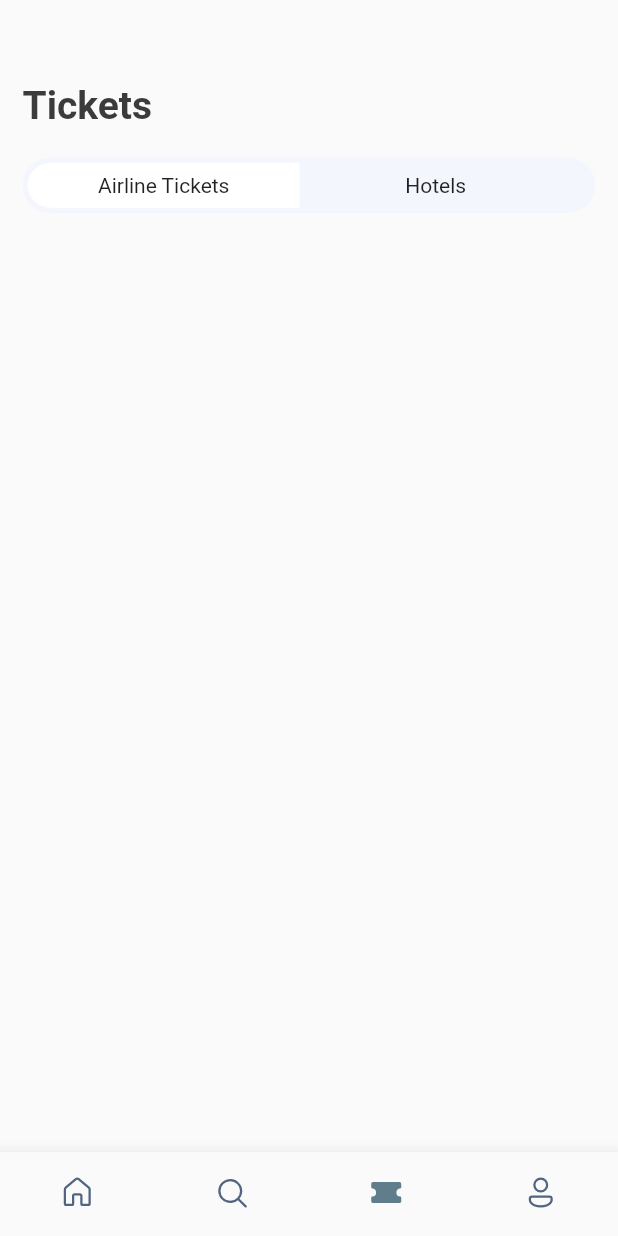
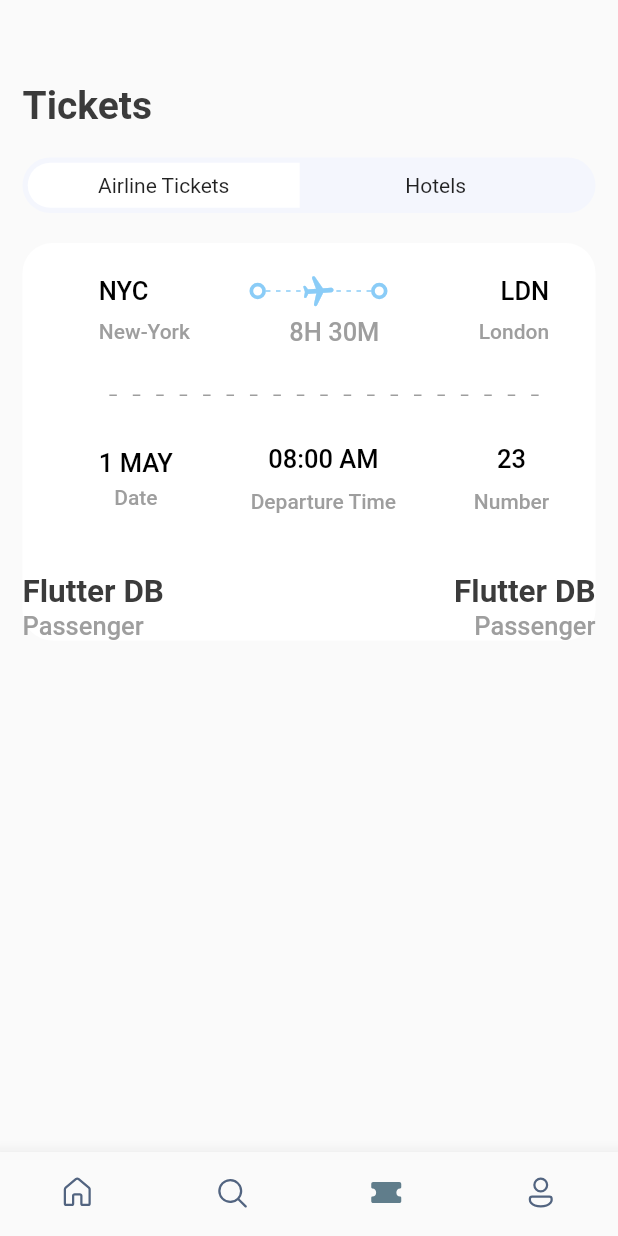
Before and after one commit to Fluttery-Dev/Ticket_App, a Flutter app: the screen it shows after launch, item 3 of the bottom bar chosen, on a phone screen of 412 x 824 dp. Run offline on Flutter 3.47's test engine with Material 2 defaults, Android fonts, the phone set to English and light mode, and no system bars; our stand-ins replace fluentui_icons, gap, get.

Commit message:
Issue in Tickets screen

```diff
--- a/lib/Screens/ticket_screen.dart
+++ b/lib/Screens/ticket_screen.dart
@@ -4,7 +4,9 @@ import 'package:flutter/src/widgets/placeholder.dart';
 import 'package:gap/gap.dart';
 import 'package:ticket_booking/util/app_layout.dart';
 import 'package:ticket_booking/util/app_styles.dart';
+import 'package:ticket_booking/util/app_util.dart';
 import 'package:ticket_booking/widgets/tab_button.dart';
+import 'package:ticket_booking/widgets/ticket_view.dart';
 
 class TicketScreen extends StatelessWidget {
   const TicketScreen({super.key});
@@ -12,6 +14,7 @@ class TicketScreen extends StatelessWidget {
   @override
   Widget build(BuildContext context) {
     return ListView(
+      scrollDirection: Axis.vertical,
       padding: EdgeInsets.all(AppLayout.getHeight(15)),
       children: [
         Gap(
@@ -25,6 +28,52 @@ class TicketScreen extends StatelessWidget {
           AppLayout.getHeight(20),
         ),
         const TabButton(text1: 'Upcoming', text2: 'Previous'),
+        Gap(AppLayout.getHeight(20)),
+        Container(
+          decoration: BoxDecoration(
+              color: Colors.white, borderRadius: BorderRadius.circular(20)),
+          width: AppLayout.getScreenWidth() * 0.85,
+          child: Column(
+            children: [
+              TicketView(
+                ticket: ticketList[0],
+                isColored: false,
+              ),
+              Gap(AppLayout.getHeight(20)),
+              Row(
+                mainAxisAlignment: MainAxisAlignment.spaceBetween,
+                children: [
+                  Column(
+                    crossAxisAlignment: CrossAxisAlignment.start,
+                    children: [
+                      Text(
+                        "Flutter DB",
+                        style: Styles.headLineStyle2,
+                      ),
+                      Text(
+                        "Passenger",
+                        style: Styles.headLineStyle3,
+                      ),
+                    ],
+                  ),
+                  Column(
+                    crossAxisAlignment: CrossAxisAlignment.end,
+                    children: [
+                      Text(
+                        "Flutter DB",
+                        style: Styles.headLineStyle2,
+                      ),
+                      Text(
+                        "Passenger",
+                        style: Styles.headLineStyle3,
+                      ),
+                    ],
+                  ),
+                ],
+              )
+            ],
+          ),
+        ),
       ],
     );
   }
--- a/lib/widgets/dotted_lines.dart
+++ b/lib/widgets/dotted_lines.dart
@@ -4,7 +4,12 @@ import '../util/app_layout.dart';
 class DottedLines extends StatelessWidget {
   final double width;
   final double space;
-  const DottedLines({super.key, required this.width, required this.space});
+  final Color color;
+  const DottedLines(
+      {super.key,
+      required this.width,
+      required this.space,
+      this.color = Colors.white});
 
   @override
   Widget build(BuildContext context) {
@@ -19,8 +24,7 @@ class DottedLines extends StatelessWidget {
             (index) => SizedBox(
               height: AppLayout.getHeight(1),
               width: AppLayout.getWidth(width),
-              child: const DecoratedBox(
-                  decoration: BoxDecoration(color: Colors.white)),
+              child: DecoratedBox(decoration: BoxDecoration(color: color)),
             ),
           ),
         );
--- a/lib/widgets/plane_widget.dart
+++ b/lib/widgets/plane_widget.dart
@@ -4,7 +4,8 @@ import 'package:ticket_booking/widgets/dotted_lines.dart';
 import '../util/app_layout.dart';
 
 class PlaneWidget extends StatelessWidget {
-  const PlaneWidget({super.key});
+  const PlaneWidget({super.key, Color color = Colors.white}) : _color = color;
+  final Color _color;
 
   @override
   Widget build(BuildContext context) {
@@ -16,7 +17,7 @@ class PlaneWidget extends StatelessWidget {
             padding: const EdgeInsets.all(3),
             decoration: BoxDecoration(
               borderRadius: BorderRadius.circular(20),
-              border: Border.all(width: 2.5, color: Colors.white),
+              border: Border.all(width: 2.5, color: _color),
             ),
           ),
           SizedBox(
@@ -25,12 +26,16 @@ class PlaneWidget extends StatelessWidget {
             child: Stack(
               alignment: Alignment.center,
               children: [
-                const DottedLines(width: 3, space: 6),
+                DottedLines(
+                  width: 3,
+                  space: 6,
+                  color: _color,
+                ),
                 Transform.rotate(
                   angle: 1.5,
-                  child: const Icon(
+                  child: Icon(
                     Icons.local_airport_rounded,
-                    color: Colors.white,
+                    color: _color,
                   ),
                 ),
               ],
@@ -40,7 +45,7 @@ class PlaneWidget extends StatelessWidget {
             padding: const EdgeInsets.all(3),
             decoration: BoxDecoration(
               borderRadius: BorderRadius.circular(20),
-              border: Border.all(width: 2.5, color: Colors.white),
+              border: Border.all(width: 2.5, color: _color),
             ),
           )
         ],
--- a/lib/widgets/ticket_view.dart
+++ b/lib/widgets/ticket_view.dart
@@ -7,7 +7,8 @@ import './dotted_lines.dart';
 
 class TicketView extends StatelessWidget {
   final Map<String, dynamic> ticket;
-  const TicketView({super.key, required this.ticket});
+  final bool isColored;
+  const TicketView({super.key, required this.ticket, this.isColored = true});
 
   @override
   Widget build(BuildContext context) {
@@ -21,9 +22,9 @@ class TicketView extends StatelessWidget {
             padding: EdgeInsets.symmetric(
                 vertical: AppLayout.getHeight(20),
                 horizontal: AppLayout.getWidth(15)),
-            decoration: const BoxDecoration(
-              color: Color(0xFF526799),
-              borderRadius: BorderRadius.only(
+            decoration: BoxDecoration(
+              color: isColored ? const Color(0xFF526799) : Colors.white,
+              borderRadius: const BorderRadius.only(
                 topLeft: Radius.circular(20),
                 topRight: Radius.circular(20),
               ),
@@ -37,18 +38,28 @@ class TicketView extends StatelessWidget {
                       flex: 1,
                       child: Text(
                         ticket['from']['code'],
-                        style:
-                            Styles.headLineStyle3.copyWith(color: Colors.white),
+                        style: isColored
+                            ? Styles.headLineStyle3
+                                .copyWith(color: Colors.white)
+                            : Styles.headLineStyle3
+                                .copyWith(color: Colors.black),
                       ),
                     ),
-                    const Flexible(
-                        flex: 1, child: PlaneWidget(), fit: FlexFit.tight),
+                    Flexible(
+                        flex: 1,
+                        child: PlaneWidget(
+                            color:
+                                isColored ? Colors.white : Color(0xFF8ACCF7)),
+                        fit: FlexFit.tight),
                     Flexible(
                       flex: 1,
                       child: Text(
                         ticket['to']['code'],
-                        style:
-                            Styles.headLineStyle3.copyWith(color: Colors.white),
+                        style: isColored
+                            ? Styles.headLineStyle3
+                                .copyWith(color: Colors.white)
+                            : Styles.headLineStyle3
+                                .copyWith(color: Colors.black),
                       ),
                     ),
                   ],
@@ -59,18 +70,21 @@ class TicketView extends StatelessWidget {
                   children: [
                     Text(
                       ticket['from']['name'],
-                      style:
-                          Styles.headLineStyle4.copyWith(color: Colors.white),
+                      style: isColored
+                          ? Styles.headLineStyle4.copyWith(color: Colors.white)
+                          : Styles.headLineStyle4,
                     ),
                     Text(
                       ticket['flying_time'],
-                      style:
-                          Styles.headLineStyle3.copyWith(color: Colors.white),
+                      style: isColored
+                          ? Styles.headLineStyle3.copyWith(color: Colors.white)
+                          : Styles.headLineStyle3,
                     ),
                     Text(
                       ticket['to']['name'],
-                      style:
-                          Styles.headLineStyle4.copyWith(color: Colors.white),
+                      style: isColored
+                          ? Styles.headLineStyle4.copyWith(color: Colors.white)
+                          : Styles.headLineStyle4,
                     ),
                   ],
                 )
@@ -79,7 +93,7 @@ class TicketView extends StatelessWidget {
           ),
           Container(
             margin: EdgeInsets.only(left: AppLayout.getWidth(20)),
-            color: const Color(0xFFF37B67),
+            color: isColored ? const Color(0xFFF37B67) : Colors.white,
             child: Row(
               mainAxisAlignment: MainAxisAlignment.spaceBetween,
               children: [
@@ -96,12 +110,13 @@ class TicketView extends StatelessWidget {
                     ),
                   ),
                 ),
-                const Expanded(
+                Expanded(
                   child: Padding(
-                    padding: EdgeInsets.all(12),
+                    padding: const EdgeInsets.all(12),
                     child: DottedLines(
                       width: 5,
                       space: 15,
+                      color: isColored ? Colors.white : Colors.grey,
                     ),
                   ),
                 ),
@@ -127,7 +142,7 @@ class TicketView extends StatelessWidget {
                 vertical: AppLayout.getHeight(20),
                 horizontal: AppLayout.getWidth(15)),
             decoration: BoxDecoration(
-              color: Styles.orangeColor,
+              color: isColored ? Styles.orangeColor : Colors.white,
               borderRadius: const BorderRadius.only(
                 bottomLeft: Radius.circular(20),
                 bottomRight: Radius.circular(20),
@@ -141,14 +156,16 @@ class TicketView extends StatelessWidget {
                   children: [
                     Text(
                       ticket['date'],
-                      style:
-                          Styles.headLineStyle3.copyWith(color: Colors.white),
+                      style: isColored
+                          ? Styles.headLineStyle3.copyWith(color: Colors.white)
+                          : Styles.headLineStyle3.copyWith(color: Colors.black),
                     ),
                     Gap(AppLayout.getHeight(5)),
                     Text(
                       "Date",
-                      style:
-                          Styles.headLineStyle4.copyWith(color: Colors.white),
+                      style: isColored
+                          ? Styles.headLineStyle4.copyWith(color: Colors.white)
+                          : Styles.headLineStyle4,
                     ),
                   ],
                 ),
@@ -157,14 +174,16 @@ class TicketView extends StatelessWidget {
                   children: [
                     Text(
                       ticket['departure_time'],
-                      style:
-                          Styles.headLineStyle3.copyWith(color: Colors.white),
+                      style: isColored
+                          ? Styles.headLineStyle3.copyWith(color: Colors.white)
+                          : Styles.headLineStyle3.copyWith(color: Colors.black),
                     ),
                     Gap(AppLayout.getHeight(10)),
                     Text(
                       "Departure Time",
-                      style:
-                          Styles.headLineStyle4.copyWith(color: Colors.white),
+                      style: isColored
+                          ? Styles.headLineStyle4.copyWith(color: Colors.white)
+                          : Styles.headLineStyle4,
                     ),
                   ],
                 ),
@@ -173,14 +192,16 @@ class TicketView extends StatelessWidget {
                   children: [
                     Text(
                       ticket['number'].toString(),
-                      style:
-                          Styles.headLineStyle3.copyWith(color: Colors.white),
+                      style: isColored
+                          ? Styles.headLineStyle3.copyWith(color: Colors.white)
+                          : Styles.headLineStyle3.copyWith(color: Colors.black),
                     ),
                     Gap(AppLayout.getHeight(10)),
                     Text(
                       "Number",
-                      style:
-                          Styles.headLineStyle4.copyWith(color: Colors.white),
+                      style: isColored
+                          ? Styles.headLineStyle4.copyWith(color: Colors.white)
+                          : Styles.headLineStyle4,
                     ),
                   ],
                 ),
```
